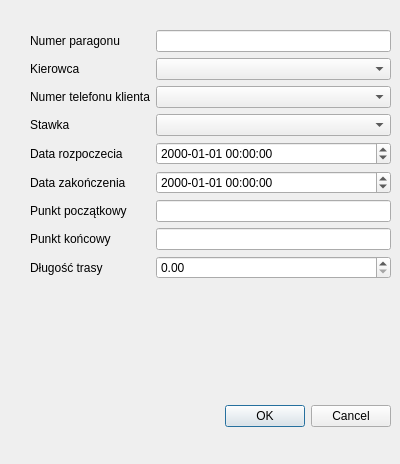
Before: the Qt Designer form Dialogi/dodajprzejazd.ui in margap1998/Bazy-danych-taxi, drawn with Qt 5.
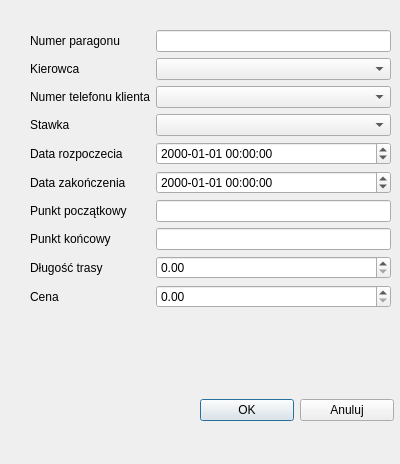
After: the same form once the commit is applied.

What changed in the file:
```diff
--- a/Dialogi/dodajprzejazd.ui
+++ b/Dialogi/dodajprzejazd.ui
@@ -13,29 +13,13 @@
   <property name="windowTitle">
    <string>Dialog</string>
   </property>
-  <widget class="QDialogButtonBox" name="buttonBox">
-   <property name="geometry">
-    <rect>
-     <x>50</x>
-     <y>400</y>
-     <width>341</width>
-     <height>32</height>
-    </rect>
-   </property>
-   <property name="orientation">
-    <enum>Qt::Horizontal</enum>
-   </property>
-   <property name="standardButtons">
-    <set>QDialogButtonBox::Cancel|QDialogButtonBox::Ok</set>
-   </property>
-  </widget>
   <widget class="QWidget" name="formLayoutWidget">
    <property name="geometry">
     <rect>
      <x>30</x>
      <y>30</y>
      <width>361</width>
-     <height>351</height>
+     <height>301</height>
     </rect>
    </property>
    <layout class="QFormLayout" name="formLayout">
@@ -141,6 +125,46 @@
       </property>
      </widget>
     </item>
+    <item row="9" column="0">
+     <widget class="QLabel" name="cenaLabel">
+      <property name="text">
+       <string>Cena</string>
+      </property>
+     </widget>
+    </item>
+    <item row="9" column="1">
+     <widget class="QDoubleSpinBox" name="cenaDoubleSpinBox">
+      <property name="maximum">
+       <double>9999.989999999999782</double>
+      </property>
+     </widget>
+    </item>
+   </layout>
+  </widget>
+  <widget class="QWidget" name="horizontalLayoutWidget">
+   <property name="geometry">
+    <rect>
+     <x>200</x>
+     <y>370</y>
+     <width>194</width>
+     <height>80</height>
+    </rect>
+   </property>
+   <layout class="QHBoxLayout" name="horizontalLayout">
+    <item>
+     <widget class="QPushButton" name="Ok">
+      <property name="text">
+       <string>OK</string>
+      </property>
+     </widget>
+    </item>
+    <item>
+     <widget class="QPushButton" name="anuluj">
+      <property name="text">
+       <string>Anuluj</string>
+      </property>
+     </widget>
+    </item>
    </layout>
   </widget>
  </widget>
```
Left out of the diff: 37 changed lines with no effect on the pictures.
